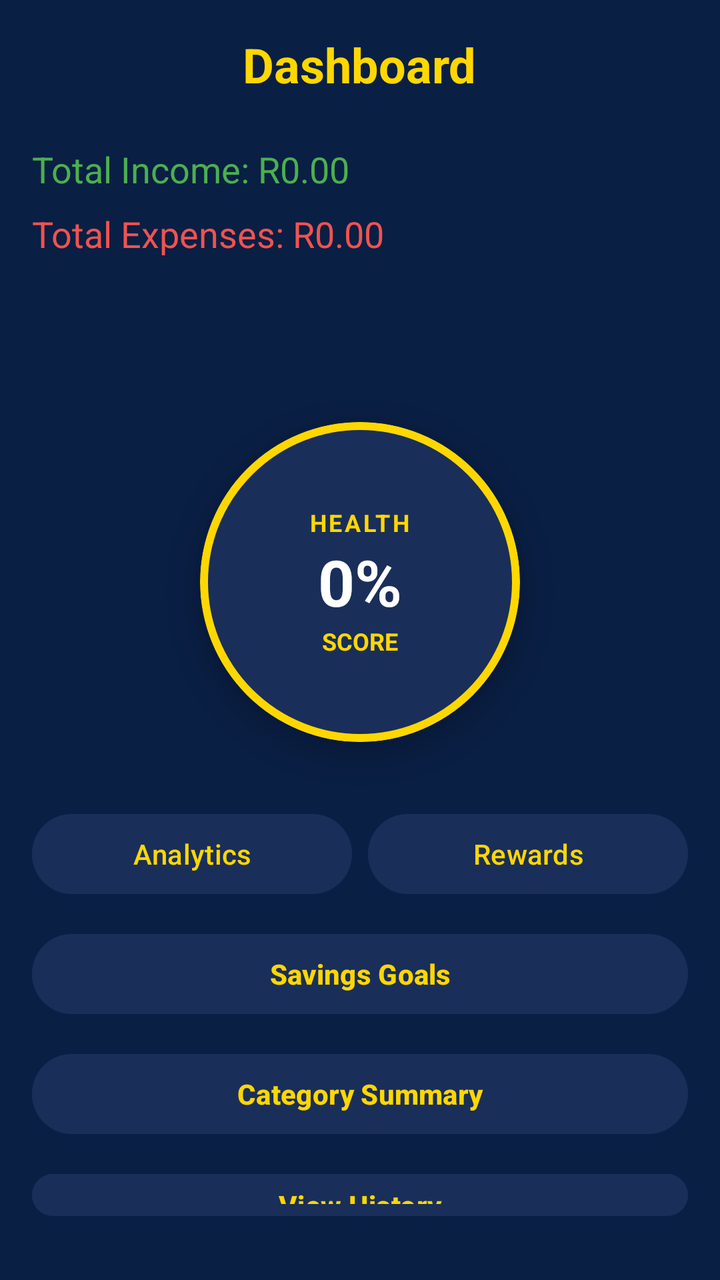
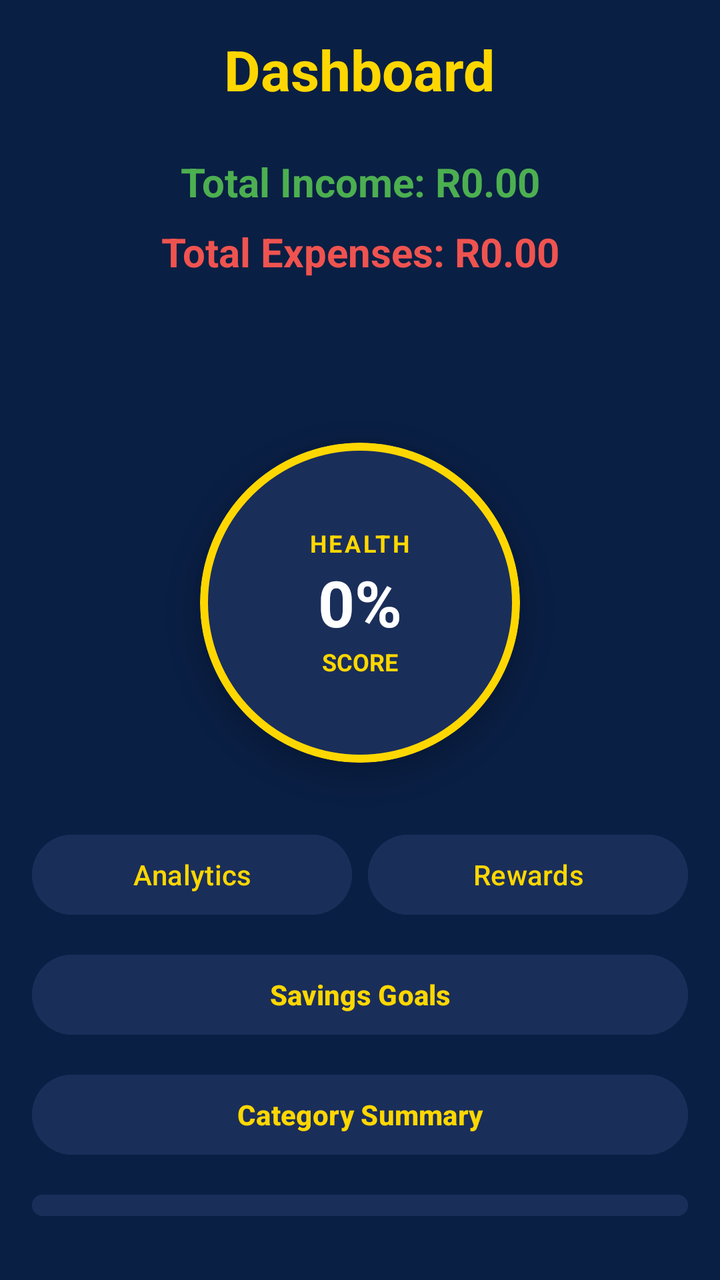

An Android layout rendered at two revisions. The XML below is the earlier revision; the diff shows what the commit changed to produce the second picture.
<!-- AndroidManifest.xml: application theme Theme.CoinQuest -->
<!-- res/layout/activity_dashboard.xml -->
<LinearLayout xmlns:android="http://schemas.android.com/apk/res/android"
    xmlns:app="http://schemas.android.com/apk/res-auto"
    android:layout_width="match_parent"
    android:layout_height="match_parent"
    android:orientation="vertical"
    android:padding="16dp"
    android:background="#0A1F44"
    android:fitsSystemWindows="true">

    <TextView
        android:layout_width="wrap_content"
        android:layout_height="wrap_content"
        android:text="@string/dashboard"
        android:textColor="#FFD700"
        android:textSize="24sp"
        android:textStyle="bold"
        android:layout_gravity="center"
        android:layout_marginBottom="24dp"/>

    <TextView
        android:id="@+id/tvIncome"
        android:layout_width="match_parent"
        android:layout_height="wrap_content"
        android:text="@string/total_income_r0_00"
        android:textColor="#4CAF50"
        android:textSize="18sp"
        android:layout_marginBottom="8dp"/>

    <TextView
        android:id="@+id/tvExpenses"
        android:layout_width="match_parent"
        android:layout_height="wrap_content"
        android:layout_marginBottom="8dp"
        android:text="@string/total_expenses_r0_00"
        android:textColor="#EF5350"
        android:textSize="18sp" />

    <TextView
        android:id="@+id/tvIncomeGoalStatus"
        android:layout_width="match_parent"
        android:layout_height="wrap_content"
        android:textColor="#FFFFFF"
        android:textSize="14sp"
        android:layout_marginBottom="4dp"/>

    <TextView
        android:id="@+id/tvExpenseGoalStatus"
        android:layout_width="match_parent"
        android:layout_height="wrap_content"
        android:textColor="#FFFFFF"
        android:textSize="14sp"
        android:layout_marginBottom="16dp"/>

    <com.google.android.material.card.MaterialCardView
        android:id="@+id/scoreBadge"
        android:layout_width="160dp"
        android:layout_height="160dp"
        android:layout_gravity="center"
        android:layout_marginTop="16dp"
        android:layout_marginBottom="32dp"
        app:cardCornerRadius="80dp"
        app:cardBackgroundColor="#1A2E5A"
        app:strokeColor="#FFD700"
        app:strokeWidth="4dp"
        app:cardElevation="8dp">

        <LinearLayout
            android:layout_width="match_parent"
            android:layout_height="match_parent"
            android:gravity="center"
            android:orientation="vertical">

            <TextView
                android:layout_width="wrap_content"
                android:layout_height="wrap_content"
                android:text="@string/health"
                android:textColor="#FFD700"
                android:textSize="12sp"
                android:textStyle="bold"
                android:letterSpacing="0.1" />

            <TextView
                android:id="@+id/tvScore"
                android:layout_width="wrap_content"
                android:layout_height="wrap_content"
                android:textColor="#FFFFFF"
                android:textSize="32sp"
                android:textStyle="bold"
                android:text="@string/default_score"/>

            <TextView
                android:layout_width="wrap_content"
                android:layout_height="wrap_content"
                android:text="@string/score"
                android:textColor="#FFD700"
                android:textSize="12sp"
                android:textStyle="bold" />
        </LinearLayout>
    </com.google.android.material.card.MaterialCardView>

    <LinearLayout
        android:layout_width="match_parent"
        android:layout_height="wrap_content"
        android:orientation="horizontal"
        android:layout_marginBottom="12dp">

        <Button
            android:id="@+id/btnAnalytics"
            android:layout_width="0dp"
            android:layout_height="wrap_content"
            android:layout_weight="1"
            android:text="Analytics"
            android:backgroundTint="#1A2E5A"
            android:textColor="#FFD700"
            android:layout_marginEnd="4dp"
            android:textAllCaps="false"/>

        <Button
            android:id="@+id/btnGamification"
            android:layout_width="0dp"
            android:layout_height="wrap_content"
            android:layout_weight="1"
            android:text="Rewards"
            android:backgroundTint="#1A2E5A"
            android:textColor="#FFD700"
            android:layout_marginStart="4dp"
            android:textAllCaps="false"/>
    </LinearLayout>

    <Button
        android:id="@+id/btnSavings"
        android:layout_width="match_parent"
        android:layout_height="wrap_content"
        android:text="Savings Goals"
        android:backgroundTint="#1A2E5A"
        android:textColor="#FFD700"
        android:textStyle="bold"
        android:textAllCaps="false"
        android:layout_marginBottom="12dp"/>

    <Button
        android:id="@+id/btnCategorySummary"
        android:layout_width="match_parent"
        android:layout_height="wrap_content"
        android:text="@string/category_summary"
        android:backgroundTint="#1A2E5A"
        android:textColor="#FFD700"
        android:textStyle="bold"
        android:textAllCaps="false"
        android:layout_marginBottom="12dp"/>

    <Button
        android:id="@+id/btnViewHistory"
        android:layout_width="match_parent"
        android:layout_height="wrap_content"
        android:text="@string/view_history"
        android:backgroundTint="#1A2E5A"
        android:textColor="#FFD700"
        android:textStyle="bold"
        android:textAllCaps="false"
        android:layout_marginBottom="12dp"/>

    <Button
        android:id="@+id/btnSetGoals"
        android:layout_width="match_parent"
        android:layout_height="wrap_content"
        android:text="@string/set_goals"
        android:backgroundTint="#1A2E5A"
        android:textColor="#FFD700"
        android:textStyle="bold"
        android:textAllCaps="false"
        android:layout_marginBottom="12dp"/>

    <Button
        android:id="@+id/btnAddTransaction"
        android:layout_width="match_parent"
        android:layout_height="wrap_content"
        android:text="@string/add_new_transaction"
        android:backgroundTint="#FFD700"
        android:textColor="#0A1F44"
        android:textStyle="bold"
        android:textAllCaps="false"/>

</LinearLayout>
<!-- resources referenced by this layout -->
<resources>
  <string name="add_new_transaction">Add New Transaction</string>
  <string name="category_summary">Category Summary</string>
  <string name="dashboard">Dashboard</string>
  <string name="default_score">0%</string>
  <string name="health">HEALTH</string>
  <string name="score">SCORE</string>
  <string name="set_goals">Set Goals</string>
  <string name="total_expenses_r0_00">Total Expenses: R0.00</string>
  <string name="total_income_r0_00">Total Income: R0.00</string>
  <string name="view_history">View History</string>
  <style name="Theme.CoinQuest" parent="Base.Theme.CoinQuest" />
  <style name="Base.Theme.CoinQuest" parent="Theme.Material3.DayNight.NoActionBar">
          <item name="colorPrimary">@color/gold</item>
          <item name="colorOnPrimary">@color/navy</item>
          <item name="android:statusBarColor">@color/navy</item>
      </style>
  <color name="gold">#FFD700</color>
  <color name="navy">#0A1F44</color>
</resources>

<!-- the commit's change to res/layout/activity_dashboard.xml (unified diff, before → after) -->
@@ -11,9 +11,7 @@
         android:layout_width="wrap_content"
         android:layout_height="wrap_content"
         android:text="@string/dashboard"
-        android:textColor="#FFD700"
-        android:textSize="24sp"
-        android:textStyle="bold"
+        style="@style/TextAppearance.CoinQuest.Headline"
         android:layout_gravity="center"
         android:layout_marginBottom="24dp"/>
 
@@ -23,7 +21,9 @@
         android:layout_height="wrap_content"
         android:text="@string/total_income_r0_00"
         android:textColor="#4CAF50"
-        android:textSize="18sp"
+        android:textSize="@dimen/text_size_title"
+        android:textStyle="bold"
+        android:gravity="center"
         android:layout_marginBottom="8dp"/>
 
     <TextView
@@ -33,22 +33,26 @@
         android:layout_marginBottom="8dp"
         android:text="@string/total_expenses_r0_00"
         android:textColor="#EF5350"
-        android:textSize="18sp" />
+        android:textSize="@dimen/text_size_title"
+        android:textStyle="bold"
+        android:gravity="center" />
 
     <TextView
         android:id="@+id/tvIncomeGoalStatus"
         android:layout_width="match_parent"
         android:layout_height="wrap_content"
-        android:textColor="#FFFFFF"
-        android:textSize="14sp"
+        style="@style/TextAppearance.CoinQuest.Body"
+        android:textSize="@dimen/text_size_label"
+        android:gravity="center"
         android:layout_marginBottom="4dp"/>
 
     <TextView
         android:id="@+id/tvExpenseGoalStatus"
         android:layout_width="match_parent"
         android:layout_height="wrap_content"
-        android:textColor="#FFFFFF"
-        android:textSize="14sp"
+        style="@style/TextAppearance.CoinQuest.Body"
+        android:textSize="@dimen/text_size_label"
+        android:gravity="center"
         android:layout_marginBottom="16dp"/>
 
     <com.google.android.material.card.MaterialCardView
<!-- resource entries referenced after the edit -->
@@ -1,5 +1,7 @@
 <!-- resources referenced by this layout -->
 <resources>
+  <dimen name="text_size_label">14sp</dimen>
+  <dimen name="text_size_title">20sp</dimen>
   <string name="add_new_transaction">Add New Transaction</string>
   <string name="category_summary">Category Summary</string>
   <string name="dashboard">Dashboard</string>
@@ -10,13 +12,36 @@
   <string name="total_expenses_r0_00">Total Expenses: R0.00</string>
   <string name="total_income_r0_00">Total Income: R0.00</string>
   <string name="view_history">View History</string>
+  <style name="TextAppearance.CoinQuest.Body" parent="TextAppearance.Material3.BodyLarge">
+          <item name="android:textSize">@dimen/text_size_body</item>
+          <item name="android:textStyle">normal</item>
+          <item name="android:textColor">@color/white</item>
+      </style>
+  <style name="TextAppearance.CoinQuest.Headline" parent="TextAppearance.Material3.HeadlineLarge">
+          <item name="android:textSize">@dimen/text_size_headline</item>
+          <item name="android:textStyle">bold</item>
+          <item name="android:textColor">@color/gold</item>
+      </style>
   <style name="Theme.CoinQuest" parent="Base.Theme.CoinQuest" />
+  <dimen name="text_size_body">16sp</dimen>
+  <color name="white">#FFFFFF</color>
+  <dimen name="text_size_headline">28sp</dimen>
   <style name="Base.Theme.CoinQuest" parent="Theme.Material3.DayNight.NoActionBar">
           <item name="colorPrimary">@color/gold</item>
           <item name="colorOnPrimary">@color/navy</item>
           <item name="android:statusBarColor">@color/navy</item>
+  
+          
+          <item name="textAppearanceHeadlineLarge">@style/TextAppearance.CoinQuest.Headline</item>
+          <item name="textAppearanceTitleLarge">@style/TextAppearance.CoinQuest.Title</item>
+          <item name="textAppearanceBodyLarge">@style/TextAppearance.CoinQuest.Body</item>
       </style>
   <color name="gold">#FFD700</color>
   <color name="navy">#0A1F44</color>
+  <style name="TextAppearance.CoinQuest.Title" parent="TextAppearance.Material3.TitleLarge">
+          <item name="android:textSize">@dimen/text_size_title</item>
+          <item name="android:textStyle">bold</item>
+          <item name="android:textColor">@color/white</item>
+      </style>
 </resources>
 
